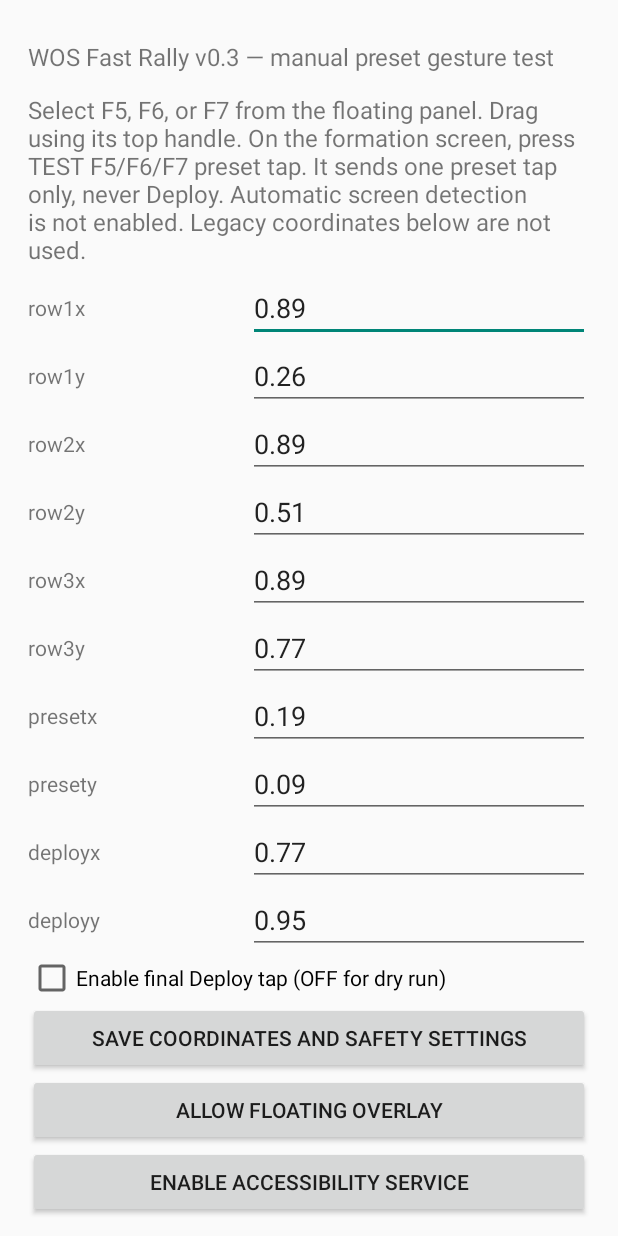
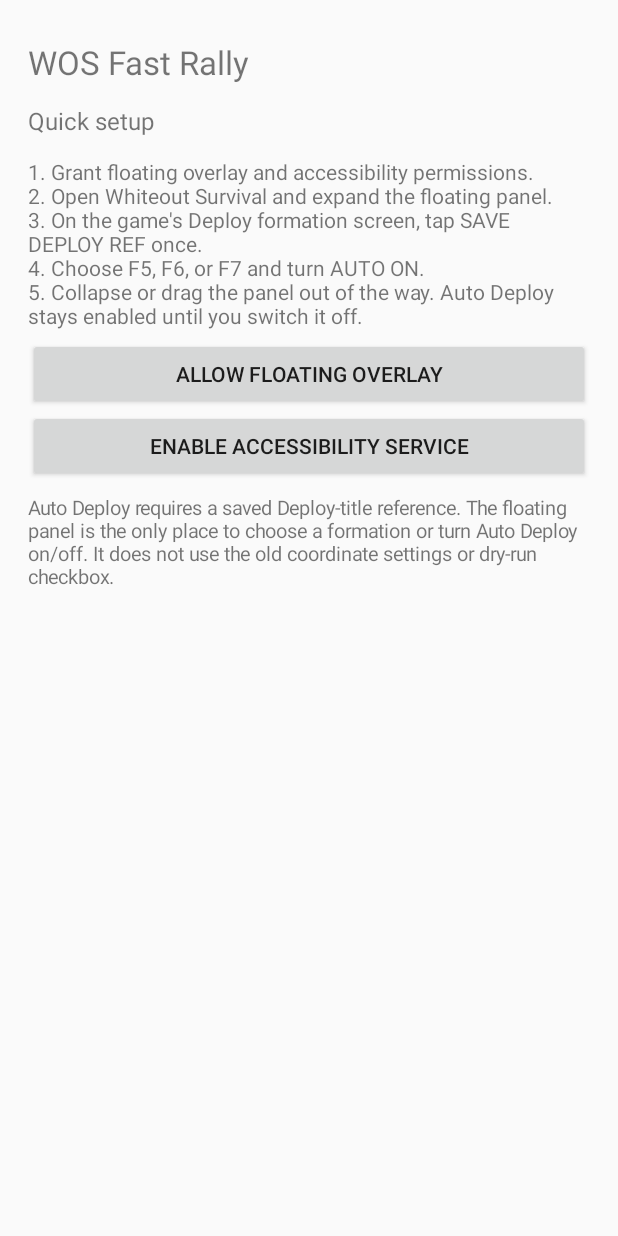
Before and after one commit to Satish615/WosFastRally, an Android app: the screen it shows after launch (MainActivity), on a phone screen of 412 x 824 dp. Run offline under Robolectric (Android 15) with nearby library versions, the phone set to English and light mode, and no system bars.

Commit message:
Replace obsolete manual test activity with simple production setup screen

```diff
--- a/app/src/main/java/com/example/wosfastrally/MainActivity.kt
+++ b/app/src/main/java/com/example/wosfastrally/MainActivity.kt
@@ -5,33 +5,53 @@ import android.content.Intent
 import android.net.Uri
 import android.os.Bundle
 import android.provider.Settings
-import android.view.Gravity
-import android.widget.*
+import android.widget.Button
+import android.widget.LinearLayout
+import android.widget.ScrollView
+import android.widget.TextView
 
 class MainActivity : Activity() {
- override fun onCreate(savedInstanceState: Bundle?) { super.onCreate(savedInstanceState)
-  val p = getSharedPreferences("config", MODE_PRIVATE)
-  val layout = LinearLayout(this).apply { orientation = LinearLayout.VERTICAL; setPadding(28, 28, 28, 28) }
-  val scroll = ScrollView(this); scroll.addView(layout); setContentView(scroll)
-  fun label(t: String) { layout.addView(TextView(this).apply { text=t; textSize=16f; setPadding(0,12,0,8) }) }
-  label("WOS Fast Rally v0.3 — manual preset gesture test")
-  label("Select F5, F6, or F7 from the floating panel. Drag using its top handle. On the formation screen, press TEST F5/F6/F7 preset tap. It sends one preset tap only, never Deploy. Automatic screen detection is not enabled. Legacy coordinates below are not used.")
-  val values = linkedMapOf("row1x" to .89f,"row1y" to .26f,"row2x" to .89f,"row2y" to .51f,"row3x" to .89f,"row3y" to .77f,"presetx" to .19f,"presety" to .09f,"deployx" to .77f,"deployy" to .95f)
-  val edits = mutableMapOf<String,EditText>()
-  for ((key,default) in values) { val line=LinearLayout(this).apply { orientation=LinearLayout.HORIZONTAL; gravity=Gravity.CENTER_VERTICAL }
-   line.addView(TextView(this).apply { text=key; width=220 })
-   val edit=EditText(this).apply { setSingleLine(true); inputType=android.text.InputType.TYPE_CLASS_NUMBER or android.text.InputType.TYPE_NUMBER_FLAG_DECIMAL; setText(p.getFloat(key,default).toString()) }
-   line.addView(edit,LinearLayout.LayoutParams(0,-2,1f)); layout.addView(line); edits[key]=edit }
-  val check=CheckBox(this).apply { text="Enable final Deploy tap (OFF for dry run)"; isChecked=p.getBoolean("deployEnabled",false) }; layout.addView(check)
-  val save=Button(this).apply { text="Save coordinates and safety settings" }; layout.addView(save)
-  save.setOnClickListener { val parsed=edits.mapValues { it.value.text.toString().toFloatOrNull() }
-   if (parsed.values.any { it==null || it !in 0f..1f }) { Toast.makeText(this,"All coordinates must be 0..1",Toast.LENGTH_LONG).show(); return@setOnClickListener }
-   p.edit().apply { parsed.forEach { (k,v)->putFloat(k,v!!) }; putBoolean("deployEnabled",check.isChecked) }.apply()
-   Toast.makeText(this,"Saved",Toast.LENGTH_SHORT).show() }
-  val overlay=Button(this).apply { text="Allow floating overlay" }; layout.addView(overlay)
-  overlay.setOnClickListener { startActivity(Intent(Settings.ACTION_MANAGE_OVERLAY_PERMISSION,Uri.parse("package:$packageName"))) }
-  val accessibility=Button(this).apply { text="Enable accessibility service" }; layout.addView(accessibility)
-  accessibility.setOnClickListener { startActivity(Intent(Settings.ACTION_ACCESSIBILITY_SETTINGS)) }
-  label("Overlay requires accessibility and overlay permissions. Drag the top handle; tap F5/F6/F7 to change selection. Green means active. Use TEST only after the formation screen is open. Deploy is never tapped in v0.3.")
- }
+    override fun onCreate(savedInstanceState: Bundle?) {
+        super.onCreate(savedInstanceState)
+        val layout = LinearLayout(this).apply {
+            orientation = LinearLayout.VERTICAL
+            setPadding(28, 28, 28, 28)
+        }
+        val scroll = ScrollView(this).apply { addView(layout) }
+        setContentView(scroll)
+
+        fun label(message: String, size: Float = 16f) {
+            layout.addView(TextView(this).apply {
+                text = message
+                textSize = size
+                setPadding(0, 12, 0, 8)
+            })
+        }
+
+        label("WOS Fast Rally", 22f)
+        label("Quick setup")
+        label("1. Grant floating overlay and accessibility permissions.\n" +
+            "2. Open Whiteout Survival and expand the floating panel.\n" +
+            "3. On the game's Deploy formation screen, tap SAVE DEPLOY REF once.\n" +
+            "4. Choose F5, F6, or F7 and turn AUTO ON.\n" +
+            "5. Collapse or drag the panel out of the way. Auto Deploy stays enabled " +
+            "until you switch it off.", 14f)
+
+        val overlay = Button(this).apply { text = "Allow floating overlay" }
+        layout.addView(overlay)
+        overlay.setOnClickListener {
+            startActivity(Intent(Settings.ACTION_MANAGE_OVERLAY_PERMISSION,
+                Uri.parse("package:$packageName")))
+        }
+
+        val accessibility = Button(this).apply { text = "Enable accessibility service" }
+        layout.addView(accessibility)
+        accessibility.setOnClickListener {
+            startActivity(Intent(Settings.ACTION_ACCESSIBILITY_SETTINGS))
+        }
+
+        label("Auto Deploy requires a saved Deploy-title reference. " +
+            "The floating panel is the only place to choose a formation or turn Auto Deploy on/off. " +
+            "It does not use the old coordinate settings or dry-run checkbox.", 13f)
+    }
 }
```
